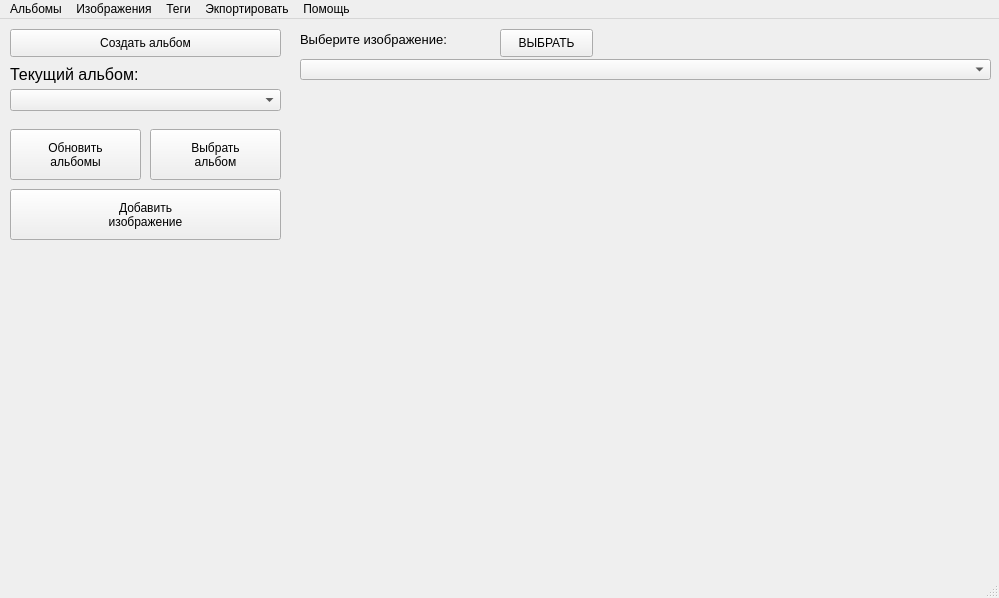
Before: the Qt Designer form files/main_window_2.ui in Mooro869/PhotoCollection, drawn with Qt 5.
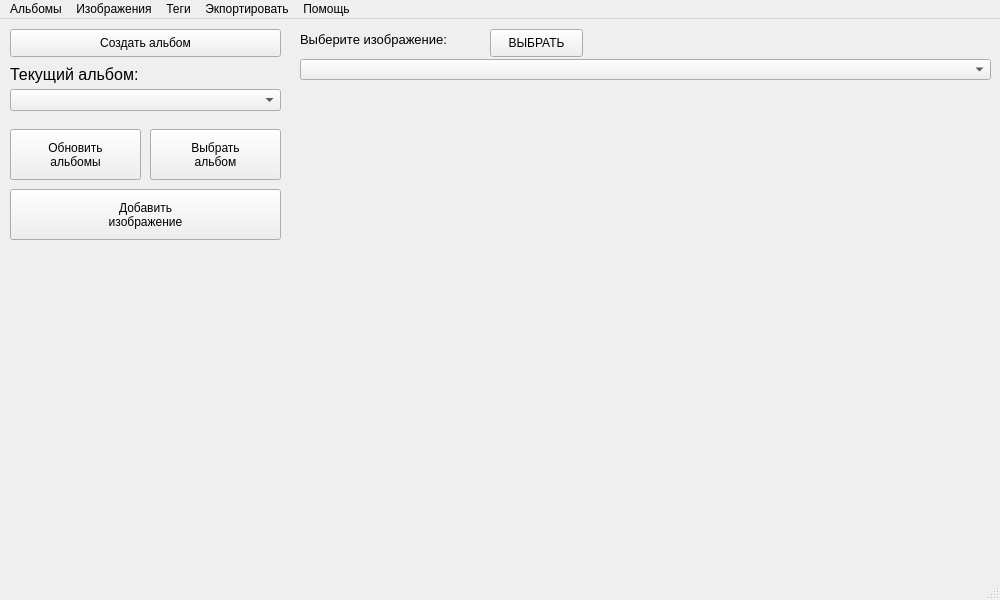
After: the same form once the commit is applied.

```diff
--- a/files/main_window_2.ui
+++ b/files/main_window_2.ui
@@ -6,8 +6,8 @@
    <rect>
     <x>0</x>
     <y>0</y>
-    <width>999</width>
-    <height>598</height>
+    <width>1000</width>
+    <height>600</height>
    </rect>
   </property>
   <property name="sizePolicy">
@@ -208,7 +208,7 @@
    <widget class="QPushButton" name="choose_image">
     <property name="geometry">
      <rect>
-      <x>500</x>
+      <x>490</x>
       <y>10</y>
       <width>93</width>
       <height>28</height>
@@ -224,7 +224,7 @@
     <rect>
      <x>0</x>
      <y>0</y>
-     <width>999</width>
+     <width>1000</width>
      <height>26</height>
     </rect>
    </property>
```
Left out of the diff: 6 changed lines with no effect on the pictures.
